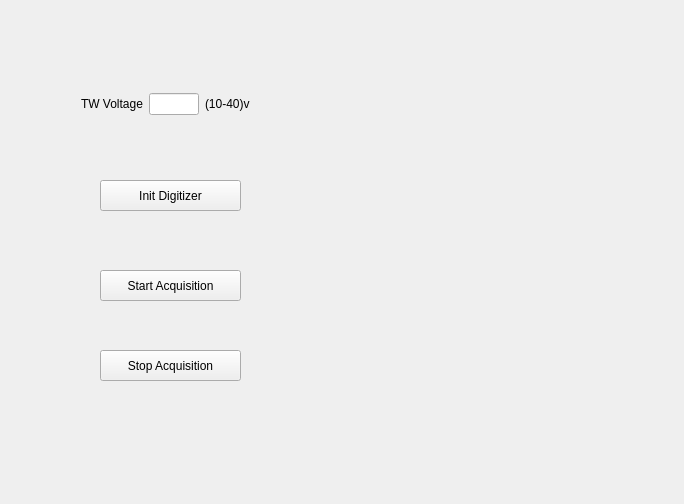
First picture: the form in autotrend.ui, repository MOBILionSystems/MIPS-app-MOBILion, before the edit.
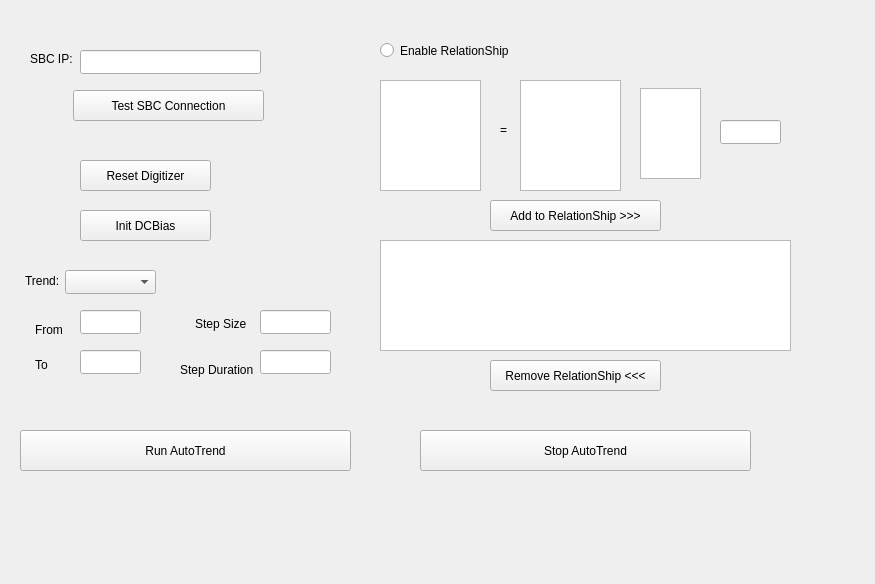
Second picture: the form after the edit.

Commit message: Add more functions in Autotrend UI

Diff of the .ui file:
```diff
--- a/autotrend.ui
+++ b/autotrend.ui
@@ -6,79 +6,316 @@
    <rect>
     <x>0</x>
     <y>0</y>
-    <width>684</width>
-    <height>504</height>
+    <width>875</width>
+    <height>584</height>
    </rect>
   </property>
   <property name="windowTitle">
    <string>Form</string>
   </property>
-  <widget class="QPushButton" name="initDigitizerButton">
+  <widget class="QListView" name="relationListView">
    <property name="geometry">
     <rect>
-     <x>100</x>
-     <y>180</y>
+     <x>380</x>
+     <y>240</y>
+     <width>411</width>
+     <height>111</height>
+    </rect>
+   </property>
+  </widget>
+  <widget class="QRadioButton" name="radioButton">
+   <property name="geometry">
+    <rect>
+     <x>380</x>
+     <y>40</y>
      <width>141</width>
+     <height>21</height>
+    </rect>
+   </property>
+   <property name="text">
+    <string>Enable RelationShip</string>
+   </property>
+  </widget>
+  <widget class="QPushButton" name="addRelationButton">
+   <property name="geometry">
+    <rect>
+     <x>490</x>
+     <y>200</y>
+     <width>171</width>
      <height>31</height>
     </rect>
    </property>
    <property name="text">
-    <string>Init Digitizer</string>
+    <string>Add to RelationShip &gt;&gt;&gt;</string>
    </property>
   </widget>
-  <widget class="QWidget" name="layoutWidget">
+  <widget class="QPushButton" name="removeRelationButton">
    <property name="geometry">
     <rect>
-     <x>81</x>
-     <y>91</y>
-     <width>169</width>
-     <height>26</height>
+     <x>490</x>
+     <y>360</y>
+     <width>171</width>
+     <height>31</height>
     </rect>
    </property>
-   <layout class="QHBoxLayout" name="horizontalLayout">
-    <item>
-     <widget class="QLabel" name="label">
-      <property name="text">
-       <string>TW Voltage</string>
-      </property>
-     </widget>
-    </item>
-    <item>
-     <widget class="QLineEdit" name="twTrenVol"/>
-    </item>
-    <item>
-     <widget class="QLabel" name="label_2">
-      <property name="text">
-       <string>(10-40)v</string>
-      </property>
-     </widget>
-    </item>
-   </layout>
+   <property name="text">
+    <string>Remove RelationShip &lt;&lt;&lt;</string>
+   </property>
   </widget>
   <widget class="QPushButton" name="startAcqButton">
    <property name="geometry">
     <rect>
-     <x>100</x>
-     <y>270</y>
-     <width>141</width>
+     <x>80</x>
+     <y>160</y>
+     <width>131</width>
      <height>31</height>
     </rect>
    </property>
    <property name="text">
-    <string>Start Acquisition</string>
+    <string>Reset Digitizer</string>
    </property>
   </widget>
   <widget class="QPushButton" name="stopAcqButton">
    <property name="geometry">
     <rect>
-     <x>100</x>
-     <y>350</y>
-     <width>141</width>
+     <x>80</x>
+     <y>210</y>
+     <width>131</width>
      <height>31</height>
     </rect>
    </property>
    <property name="text">
-    <string>Stop Acquisition</string>
+    <string>Init DCBias</string>
+   </property>
+  </widget>
+  <widget class="QLabel" name="label_3">
+   <property name="geometry">
+    <rect>
+     <x>25</x>
+     <y>270</y>
+     <width>41</width>
+     <height>21</height>
+    </rect>
+   </property>
+   <property name="text">
+    <string>Trend: </string>
+   </property>
+  </widget>
+  <widget class="QComboBox" name="trendComboBox">
+   <property name="geometry">
+    <rect>
+     <x>65</x>
+     <y>270</y>
+     <width>91</width>
+     <height>24</height>
+    </rect>
+   </property>
+  </widget>
+  <widget class="QPushButton" name="pushButton_5">
+   <property name="geometry">
+    <rect>
+     <x>20</x>
+     <y>430</y>
+     <width>331</width>
+     <height>41</height>
+    </rect>
+   </property>
+   <property name="text">
+    <string>Run AutoTrend</string>
+   </property>
+  </widget>
+  <widget class="QLabel" name="label_5">
+   <property name="geometry">
+    <rect>
+     <x>35</x>
+     <y>320</y>
+     <width>31</width>
+     <height>20</height>
+    </rect>
+   </property>
+   <property name="text">
+    <string>From</string>
+   </property>
+  </widget>
+  <widget class="QLabel" name="label_6">
+   <property name="geometry">
+    <rect>
+     <x>35</x>
+     <y>357</y>
+     <width>49</width>
+     <height>16</height>
+    </rect>
+   </property>
+   <property name="text">
+    <string>To</string>
+   </property>
+  </widget>
+  <widget class="QLabel" name="label_7">
+   <property name="geometry">
+    <rect>
+     <x>195</x>
+     <y>316</y>
+     <width>61</width>
+     <height>16</height>
+    </rect>
+   </property>
+   <property name="text">
+    <string>Step Size</string>
+   </property>
+  </widget>
+  <widget class="QLabel" name="label_8">
+   <property name="geometry">
+    <rect>
+     <x>180</x>
+     <y>360</y>
+     <width>81</width>
+     <height>20</height>
+    </rect>
+   </property>
+   <property name="text">
+    <string>Step Duration</string>
+   </property>
+  </widget>
+  <widget class="QLabel" name="label">
+   <property name="geometry">
+    <rect>
+     <x>500</x>
+     <y>120</y>
+     <width>20</width>
+     <height>20</height>
+    </rect>
+   </property>
+   <property name="text">
+    <string>=</string>
+   </property>
+  </widget>
+  <widget class="QListView" name="leftListView">
+   <property name="geometry">
+    <rect>
+     <x>380</x>
+     <y>80</y>
+     <width>101</width>
+     <height>111</height>
+    </rect>
+   </property>
+  </widget>
+  <widget class="QListView" name="rightListView">
+   <property name="geometry">
+    <rect>
+     <x>520</x>
+     <y>80</y>
+     <width>101</width>
+     <height>111</height>
+    </rect>
+   </property>
+  </widget>
+  <widget class="QListView" name="mathListView">
+   <property name="geometry">
+    <rect>
+     <x>640</x>
+     <y>88</y>
+     <width>61</width>
+     <height>91</height>
+    </rect>
+   </property>
+  </widget>
+  <widget class="QLabel" name="label_2">
+   <property name="geometry">
+    <rect>
+     <x>30</x>
+     <y>51</y>
+     <width>49</width>
+     <height>16</height>
+    </rect>
+   </property>
+   <property name="text">
+    <string>SBC IP:</string>
+   </property>
+  </widget>
+  <widget class="QPushButton" name="pushButton_6">
+   <property name="geometry">
+    <rect>
+     <x>420</x>
+     <y>430</y>
+     <width>331</width>
+     <height>41</height>
+    </rect>
+   </property>
+   <property name="text">
+    <string>Stop AutoTrend</string>
+   </property>
+  </widget>
+  <widget class="QPushButton" name="pushButton_7">
+   <property name="geometry">
+    <rect>
+     <x>73</x>
+     <y>90</y>
+     <width>191</width>
+     <height>31</height>
+    </rect>
+   </property>
+   <property name="text">
+    <string>Test SBC Connection</string>
+   </property>
+  </widget>
+  <widget class="QLineEdit" name="constInRelation">
+   <property name="geometry">
+    <rect>
+     <x>720</x>
+     <y>120</y>
+     <width>61</width>
+     <height>24</height>
+    </rect>
+   </property>
+  </widget>
+  <widget class="QLineEdit" name="lineEdit_2">
+   <property name="geometry">
+    <rect>
+     <x>80</x>
+     <y>50</y>
+     <width>181</width>
+     <height>24</height>
+    </rect>
+   </property>
+  </widget>
+  <widget class="QLineEdit" name="lineEdit_3">
+   <property name="geometry">
+    <rect>
+     <x>80</x>
+     <y>310</y>
+     <width>61</width>
+     <height>24</height>
+    </rect>
+   </property>
+  </widget>
+  <widget class="QLineEdit" name="lineEdit_4">
+   <property name="geometry">
+    <rect>
+     <x>80</x>
+     <y>350</y>
+     <width>61</width>
+     <height>24</height>
+    </rect>
+   </property>
+  </widget>
+  <widget class="QLineEdit" name="lineEdit_5">
+   <property name="geometry">
+    <rect>
+     <x>260</x>
+     <y>310</y>
+     <width>71</width>
+     <height>24</height>
+    </rect>
+   </property>
+  </widget>
+  <widget class="QLineEdit" name="lineEdit_6">
+   <property name="geometry">
+    <rect>
+     <x>260</x>
+     <y>350</y>
+     <width>71</width>
+     <height>24</height>
+    </rect>
    </property>
   </widget>
  </widget>
```
Left out of the diff: 4 changed lines with no effect on the pictures. The commit also changes 3 other files.
